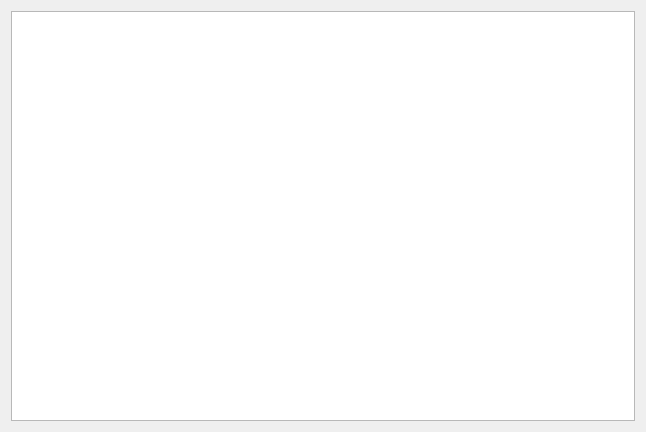
This is resultwidget.ui in vince7839/GmsAutoTool as Qt 5 draws it before an edit. The edited form follows.
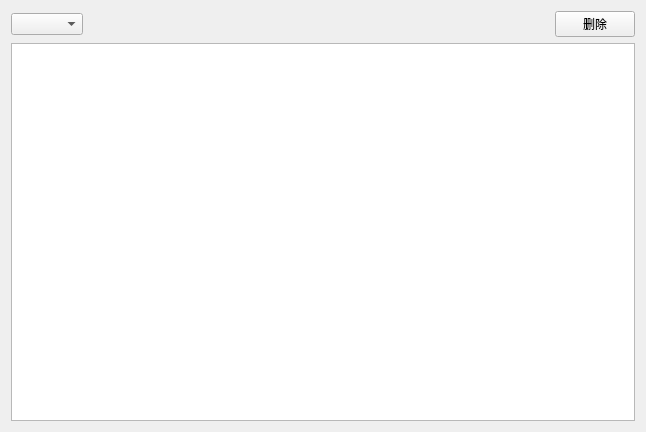
This is the edited form.

Commit message: 加入ExtendWidget,和result界面筛选功能

```diff
--- a/resultwidget.ui
+++ b/resultwidget.ui
@@ -14,6 +14,33 @@
    <string>Form</string>
   </property>
   <layout class="QVBoxLayout" name="verticalLayout">
+   <item>
+    <layout class="QHBoxLayout" name="horizontalLayout">
+     <item>
+      <widget class="QComboBox" name="cBox_resultType"/>
+     </item>
+     <item>
+      <spacer name="horizontalSpacer">
+       <property name="orientation">
+        <enum>Qt::Horizontal</enum>
+       </property>
+       <property name="sizeHint" stdset="0">
+        <size>
+         <width>40</width>
+         <height>20</height>
+        </size>
+       </property>
+      </spacer>
+     </item>
+     <item>
+      <widget class="QPushButton" name="btn_delete">
+       <property name="text">
+        <string>删除</string>
+       </property>
+      </widget>
+     </item>
+    </layout>
+   </item>
    <item>
     <widget class="QTableWidget" name="result_table_widget"/>
    </item>
```
The commit also changes 14 other files.
